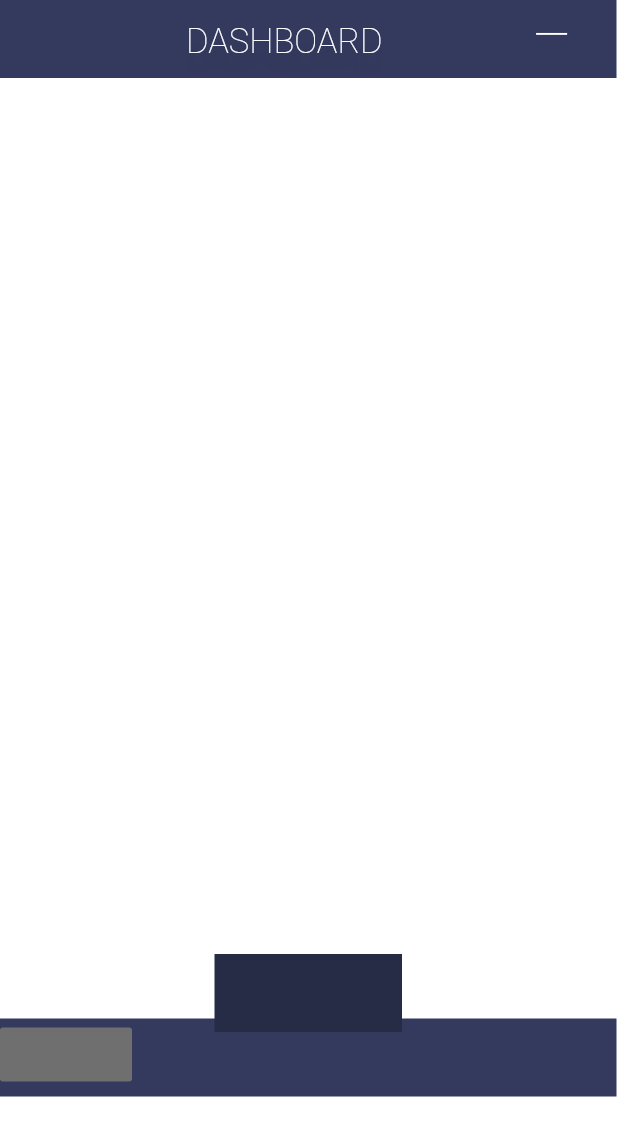
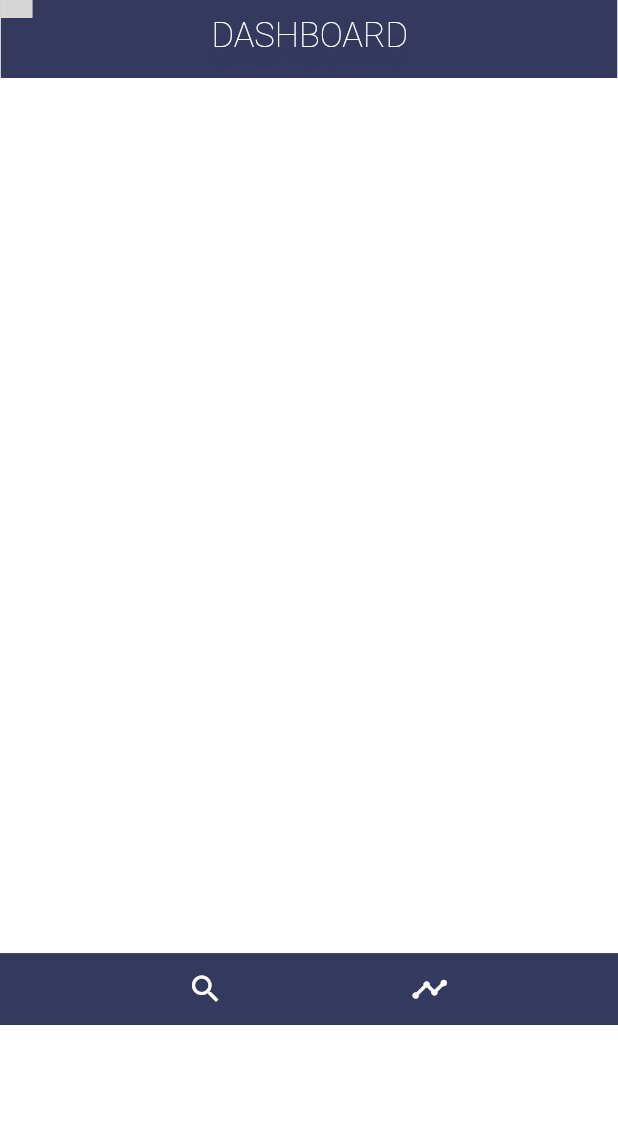
Before and after one commit to RubberDuckDestroyer/Say-No-to-Obese, a Flutter app: the FF_dashboard screen opened directly, on a phone screen of 412 x 824 dp. Shown: the top 1136 px of the screen. Run offline on Flutter 3.47's test engine with Material 2 defaults, Android fonts, the phone set to English and light mode, and no system bars; our stand-ins replace carousel_slider, flutter_dotenv, flutter_svg; missing offline and left inert: adobe_xd, dart:ffi, mongo_dart; Roboto replaces fonts that are missing (Montserrat); grey boxes are pictures that could not be loaded.

Commit message:
Nav buttons working

```diff
--- a/lib/FF_dashboard.dart
+++ b/lib/FF_dashboard.dart
@@ -17,54 +17,6 @@ class _DashboardPageState extends State<FF_dashboard> {
       body: Column(children: [
         Stack(
           children: <Widget>[
-            Transform.translate(
-              offset: Offset(0.0, 679.0),
-              child: SizedBox(
-                width: 411.0,
-                height: 52.0,
-                child: Stack(
-                  children: <Widget>[
-                    Pinned.fromSize(
-                      bounds: Rect.fromLTWH(0.0, -45.0, 415.0, 52.0),
-                      size: Size(411.0, 52.0),
-                      pinLeft: true,
-                      pinRight: true,
-                      pinTop: true,
-                      pinBottom: true,
-                      child: Container(
-                        decoration: BoxDecoration(
-                          color: const Color(0xff343a5e),
-                        ),
-                      ),
-                    ),
-                    Pinned.fromSize(
-                      bounds: Rect.fromLTWH(0, 650, 20, 20),
-                      size: Size(20, 20),
-                      child: FlatButton(
-                        onPressed: () {
-                          Navigator.push(
-                              context,
-                              new MaterialPageRoute(
-                                  builder: (context) => FF_posts()));
-                        },
-                        color: const Color.fromRGBO(111, 111, 111, 100),
-                        child: null,
-                      ),
-                    )
-                  ],
-                ),
-              ),
-            ),
-            Transform.translate(
-              offset: Offset(143.0, 636.0),
-              child: Container(
-                width: 125.0,
-                height: 52.0,
-                decoration: BoxDecoration(
-                  color: const Color(0xff262b46),
-                ),
-              ),
-            ),
             Container(
               width: 411.0,
               height: 52.0,
@@ -72,12 +24,12 @@ class _DashboardPageState extends State<FF_dashboard> {
                 color: const Color(0xff343a5e),
               ),
             ),
-            Transform.translate(
-              offset: Offset(124.0, 14.0),
+            Positioned(
+              top: 10,
+              left: 106,
               child: SizedBox(
-                width: 164.0,
+                  width: 200.0,
                   height: 29.0,
-                child: SingleChildScrollView(
                   child: Text(
                     'DASHBOARD',
                     style: TextStyle(
@@ -93,13 +45,10 @@ class _DashboardPageState extends State<FF_dashboard> {
                         )
                       ],
                     ),
-                  textAlign: TextAlign.left,
+                    textAlign: TextAlign.center,
                   )),
             ),
-            ),
-            Transform.translate(
-              offset: Offset(357.5, 22.5),
-              child: SizedBox(
+            SizedBox(
               width: 21.0,
               height: 12.0,
               child: Stack(
@@ -111,11 +60,6 @@ class _DashboardPageState extends State<FF_dashboard> {
                     pinRight: true,
                     pinTop: true,
                     fixedHeight: true,
-                      child: SvgPicture.string(
-                        _svg_2u2hp6,
-                        allowDrawingOutsideViewBox: true,
-                        fit: BoxFit.fill,
-                      ),
                   ),
                   Pinned.fromSize(
                     bounds: Rect.fromLTWH(0.0, 6.2, 20.5, 1.0),
@@ -123,11 +67,6 @@ class _DashboardPageState extends State<FF_dashboard> {
                     pinLeft: true,
                     pinRight: true,
                     fixedHeight: true,
-                      child: SvgPicture.string(
-                        _svg_vq5bjh,
-                        allowDrawingOutsideViewBox: true,
-                        fit: BoxFit.fill,
-                      ),
                   ),
                   Pinned.fromSize(
                     bounds: Rect.fromLTWH(0.0, 12.3, 20.5, 1.0),
@@ -136,18 +75,50 @@ class _DashboardPageState extends State<FF_dashboard> {
                     pinRight: true,
                     pinBottom: true,
                     fixedHeight: true,
-                      child: SvgPicture.string(
-                        _svg_a0hp8f,
-                        allowDrawingOutsideViewBox: true,
-                        fit: BoxFit.fill,
+                  ),
+                ],
               ),
             ),
           ],
         ),
+        Container(
+          margin: EdgeInsets.fromLTRB(0, 583.4, 0, 0),
+          child: Stack(
+            children: <Widget>[
+              Positioned(
+                left: 0,
+                height: 50.0,
+                width: 412.0,
+                child: Container(
+                  decoration: BoxDecoration(
+                    color: const Color(0xff343a5e),
                   ),
+                ),
+              ),
+              Positioned(
+                child: Row(
+                  mainAxisAlignment: MainAxisAlignment.spaceEvenly,
+                  children: <Widget>[
+                    new IconButton(
+                      icon: Icon(Icons.search, color: Colors.white),
+                      onPressed: () {
+                        Navigator.push(
+                            context,
+                            new MaterialPageRoute(
+                                builder: (context) => FF_posts()));
+                      },
+                    ),
+                    Icon(
+                      Icons.timeline,
+                      color: Colors.white,
+                      size: 25.0,
                     ),
                   ],
                 ),
+              )
+            ],
+          ),
+        )
       ]),
     );
   }
--- a/lib/FF_dietPreferences.dart
+++ b/lib/FF_dietPreferences.dart
@@ -192,7 +192,7 @@ class _dietPreferencesstate extends State<FF_dietPreferences> {
                       Navigator.push(
                           context,
                           new MaterialPageRoute(
-                              builder: (context) => FF_posts()));
+                              builder: (context) => FF_dashboard()));
                     },
                     color: const Color(0xffcf6464),
                     child: const Text(
```
Also changed, not shown: lib/FF_posts.dart (+43 -59 lines). Lines whose indentation alone changed are shown as unchanged.
